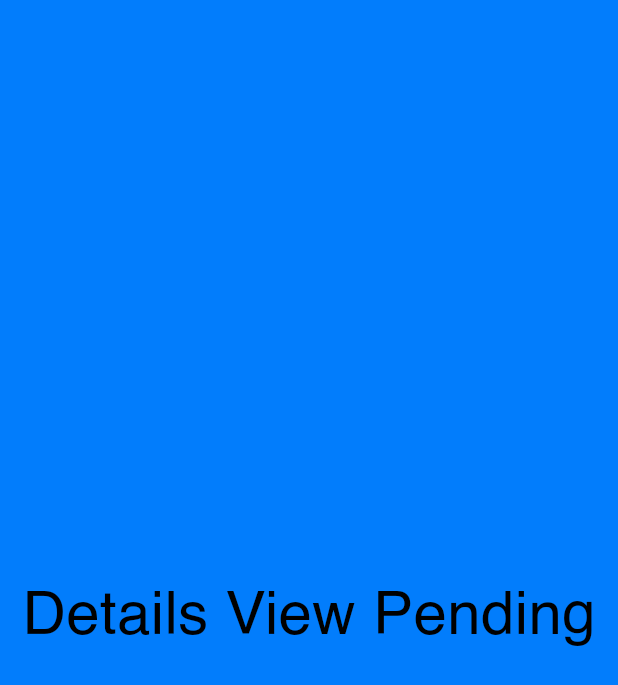
After one commit to dumbun/self-finance, a Flutter app: the DetailsView screen opened directly, on a phone screen of 412 x 824 dp. The commit adds this screen. Shown: the top 685 px of the screen. Run offline on Flutter 3.47's test engine with Material 2 defaults, Android fonts, the phone set to English and light mode, and no system bars; our stand-ins replace flutter_svg, local_auth, pinput, responsive_sizer, sqflite; accounts and stored records are empty; project files that could hold a hidden picture were left out.

Commit message:
Details card widget and details view screen added still in work

```diff
--- a/lib/constants/routes.dart
+++ b/lib/constants/routes.dart
@@ -1,6 +1,7 @@
 import 'package:flutter/material.dart';
 import 'package:self_finance/models/user_model.dart';
 import 'package:self_finance/views/dashboard_view.dart';
+import 'package:self_finance/views/details_view.dart';
 import 'package:self_finance/views/pin_creating_view.dart';
 
 class Routes {
@@ -23,4 +24,9 @@ class Routes {
         ),
         (route) => false);
   }
+
+  static navigateToDetailsView({required BuildContext context}) {
+    Navigator.of(context)
+        .pushAndRemoveUntil(MaterialPageRoute(builder: (BuildContext context) => DetailsView()), (route) => true);
+  }
 }
--- a/lib/theme/colors.dart
+++ b/lib/theme/colors.dart
@@ -5,3 +5,4 @@ const Color getLigthGreyColor = Color(0xFF8F8F98);
 const Color getErrorColor = Colors.red;
 const Color getBackgroundColor = Colors.white;
 const Color getPrimaryTextColor = Colors.black;
+const Color getVeryLightGreyColor = Color(0xfff8f9fe);
--- a/lib/views/auth_view.dart
+++ b/lib/views/auth_view.dart
@@ -5,6 +5,7 @@ import 'package:local_auth/local_auth.dart';
 import 'package:self_finance/models/user_model.dart';
 import 'package:self_finance/views/dashboard_view.dart';
 import 'package:self_finance/views/pin_auth_view.dart';
+import 'package:self_finance/widgets/detaile_card.dart';
 
 class AuthView extends StatefulWidget {
   const AuthView({Key? key, required this.user}) : super(key: key);
--- /dev/null
+++ b/lib/views/details_view.dart
@@ -0,0 +1,20 @@
+import 'package:flutter/material.dart';
+
+class DetailsView extends StatelessWidget {
+  const DetailsView({super.key});
+
+  @override
+  Widget build(BuildContext context) {
+    return const Scaffold(
+      //todo details view
+      body: Center(
+        child: Text(
+          "Details View Pending",
+          style: TextStyle(
+            fontSize: 40.0,
+          ),
+        ),
+      ),
+    );
+  }
+}
```
Also changed, not shown: lib/widgets/arrow_widge.dart (added, +9 -0 lines), lib/widgets/detaile_card.dart (added, +78 -0 lines), assets/icon/testImage.svg (added), pubspec.lock, 2 other files.
